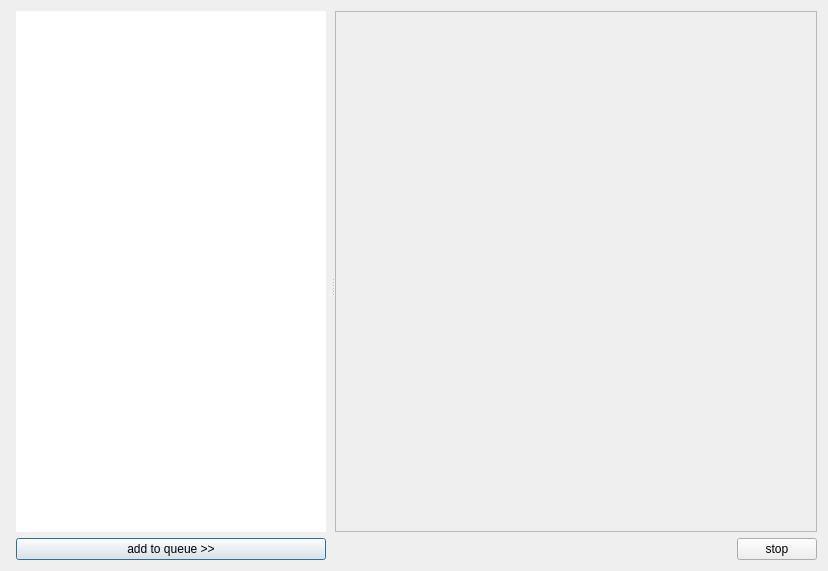
This is src/core/downloaderdialog.ui in 0xzer0x/quran-companion as Qt 5 draws it before an edit. The edited form follows.
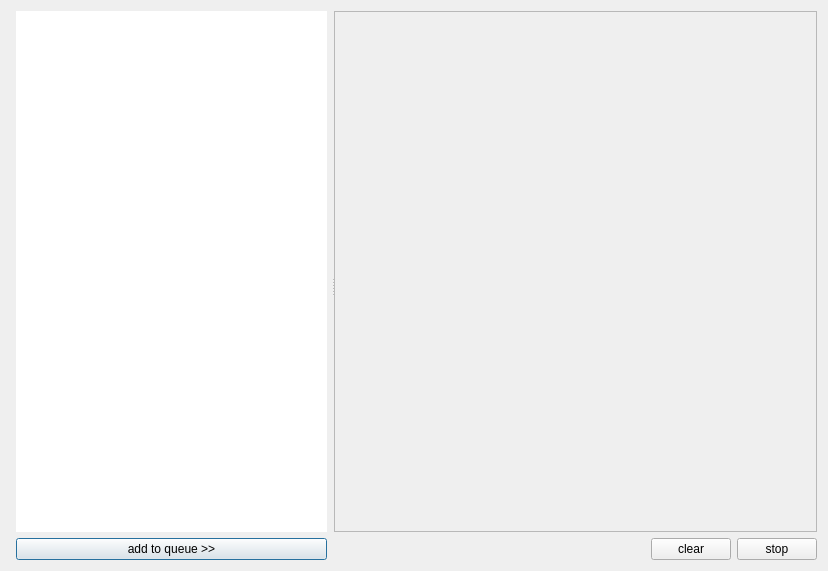
This is the edited form.

Diff of the .ui file:
```diff
--- a/src/core/downloaderdialog.ui
+++ b/src/core/downloaderdialog.ui
@@ -22,6 +22,9 @@
      <property name="orientation">
       <enum>Qt::Horizontal</enum>
      </property>
+     <property name="handleWidth">
+      <number>2</number>
+     </property>
      <property name="childrenCollapsible">
       <bool>false</bool>
      </property>
@@ -97,7 +100,7 @@
            <rect>
             <x>0</x>
             <y>0</y>
-            <width>481</width>
+            <width>482</width>
             <height>517</height>
            </rect>
           </property>
@@ -137,6 +140,13 @@
            </property>
           </spacer>
          </item>
+         <item>
+          <widget class="QPushButton" name="btnClearQueue">
+           <property name="text">
+            <string>clear</string>
+           </property>
+          </widget>
+         </item>
          <item>
           <widget class="QPushButton" name="btnStopQueue">
            <property name="text">
```
